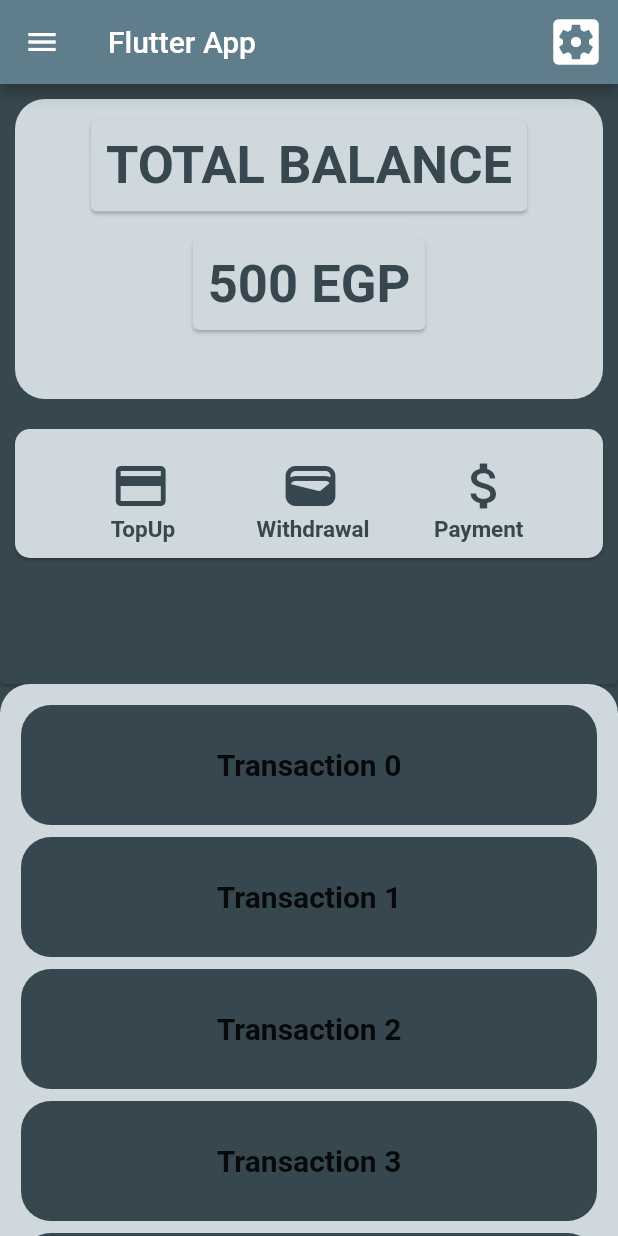
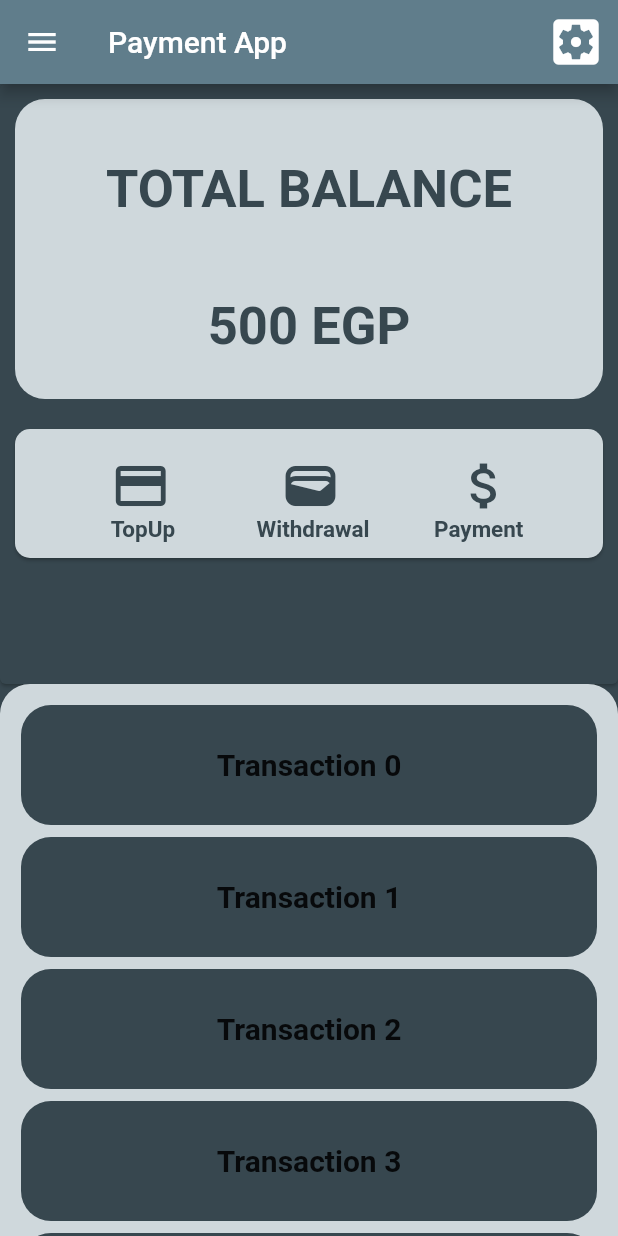
Before and after one commit to BobGalilio/flutterapp, a Flutter app: the screen it shows after launch, on a phone screen of 412 x 824 dp. Run offline on Flutter 3.47's test engine with Material 2 defaults, Android fonts, the phone set to English and light mode, and no system bars; our stand-ins replace flutter_credit_card.

Commit message:
Sunday homework

```diff
--- a/lib/main.dart
+++ b/lib/main.dart
@@ -1,9 +1,10 @@
 // ignore_for_file: prefer_const_constructors
 
 import 'package:flutter/material.dart';
-import 'package:flutterapp/pages/home_page.dart';
 import 'package:flutterapp/pages/settings_page.dart';
 import 'package:flutterapp/pages/profile_page.dart';
+import 'package:flutterapp/pages/cards_page.dart';
+import 'package:flutterapp/pages/home_page.dart';
 
 void main() {
   runApp(const MyApp());
@@ -22,6 +23,7 @@ class MyApp extends StatelessWidget {
         '/homepage': (context) => HomePage(),
         '/settingspage': (context) => SettingsPage(),
         '/profilepage': (context) => ProfilePage(),
+        '/cardspage': (context) => CardsPage(),
       },
     );
   }
--- a/lib/pages/home_page.dart
+++ b/lib/pages/home_page.dart
@@ -1,7 +1,6 @@
 // ignore_for_file: prefer_const_constructors, prefer_const_literals_to_create_immutables, avoid_print
 
 import 'package:flutter/material.dart';
-import 'package:flutterapp/pages/settings_page.dart';
 
 class HomePage extends StatelessWidget {
   const HomePage({super.key});
@@ -18,7 +17,7 @@ class HomePage extends StatelessWidget {
               // leading: Image.network(
               //   "https://w7.pngwing.com/pngs/845/180/png-transparent-unified-payments-interface-bhim-national-payments-corporation-of-india-wallets-text-trademark-logo.png",
               // ),
-              title: const Text('Flutter App'),
+              title: const Text('Payment App'),
               actions: [
                 IconButton(
                   icon: const Icon(
@@ -62,14 +61,12 @@ class HomePage extends StatelessWidget {
               ]),
             ),
             body: Column(children: [
-              SizedBox(
+              Container(
                   height: 400,
                   width: double.infinity,
                   child: Card(
                     margin: const EdgeInsets.all(0),
                     color: Colors.blueGrey[800],
-                    // shape: RoundedRectangleBorder(
-                    //     borderRadius: BorderRadius.circular(16)),
                     child: Center(
                         child: Column(
                       children: [
@@ -84,33 +81,25 @@ class HomePage extends StatelessWidget {
                           margin: EdgeInsets.all(10),
                           child: Column(children: [
                             Padding(
-                              padding: const EdgeInsets.all(10.0),
-                              child: Card(
-                                // shape: BeveledRectangleBorder(
-                                //     borderRadius: BorderRadius.circular(20)),
-                                // margin: EdgeInsets.all(40),
-                                color: Colors.blueGrey[100],
-                                child: Padding(
-                                  padding: const EdgeInsets.all(10.0),
-                                  child: Text("TOTAL BALANCE",
+                              padding: const EdgeInsets.all(40.0),
+                              child: Text(
+                                'TOTAL BALANCE',
                                 style: TextStyle(
                                     fontSize: 35,
                                     fontWeight: FontWeight.bold,
-                                          color: Colors.blueGrey[800])),
+                                    color: Colors.blueGrey[800]),
                               ),
                             ),
-                            ),
-                            Card(
-                              color: Colors.blueGrey[100],
-                              child: Padding(
+                            Padding(
                               padding: const EdgeInsets.all(10.0),
-                                child: Text("500 EGP",
+                              child: Text(
+                                '500 EGP',
                                 style: TextStyle(
                                     fontSize: 35,
                                     fontWeight: FontWeight.bold,
-                                        color: Colors.blueGrey[800])),
+                                    color: Colors.blueGrey[800]),
                               ),
-                            )
+                            ),
                           ]),
                         ),
                         Card(
@@ -615,24 +604,6 @@ class HomePage extends StatelessWidget {
                     // ]),
                   )),
             ]),
-            // bottomNavigationBar: ButtonBar(
-            //     buttonHeight: 20,
-            //     buttonPadding: EdgeInsets.all(20),
-            //     overflowButtonSpacing: 20,
-            //     alignment: MainAxisAlignment.spaceBetween,
-            //     children: [
-            //       IconButton(
-            //         icon: Icon(Icons.arrow_back),
-            //         onPressed: () {
-            //           Navigator.pushNamed(context, '/');
-            //         },
-            //       ),
-            //       IconButton(
-            //           onPressed: () {
-            //             print("You pressed Transactions");
-            //           },
-            //           icon: Icon(Icons.list))
-            //     ]),
           ),
         ));
   }
--- a/lib/pages/settings_page.dart
+++ b/lib/pages/settings_page.dart
@@ -43,9 +43,9 @@ class SettingsPage extends StatelessWidget {
               radius: 50,
               child: Icon(Icons.wallet),
             ),
-            title: Text("W A L L E T"),
+            title: Text("C A R D S"),
             onTap: () {
-              print("you Pressed Wallet");
+              Navigator.pushNamed(context, '/cardspage');
             },
           ),
           ListTile(
--- a/pubspec.yaml
+++ b/pubspec.yaml
@@ -35,6 +35,7 @@ dependencies:
   # The following adds the Cupertino Icons font to your application.
   # Use with the CupertinoIcons class for iOS style icons.
   cupertino_icons: ^1.0.2
+  flutter_credit_card: ^4.0.1
 
 dev_dependencies:
   flutter_test:
```
Also changed, not shown: lib/pages/cards_page.dart (added, +59 -0 lines), pubspec.lock. Lines whose indentation alone changed are shown as unchanged.
